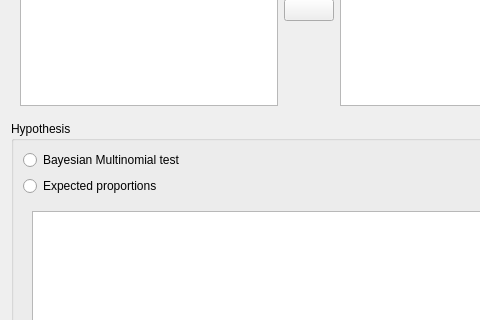
Before: the Qt Designer form JASP-Desktop/analysisforms/Common/multinomialtestbayesianform.ui in jasp-stats/jasp-desktop, drawn with Qt 5; both pictures show x 0 to 480 and y 562 to 882 of the 618 by 1525 pixel window.
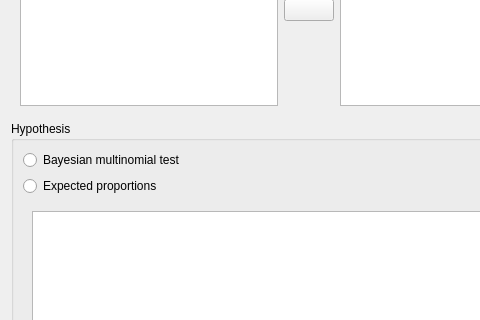
After: the same form once the commit is applied. Custom widgets are drawn as their Qt base class.

Commit message:
Bayesian descriptives table and plot
Implemented computation of expected values, and credible intervals for descriptives table and plot

```diff
--- a/JASP-Desktop/analysisforms/Common/multinomialtestbayesianform.ui
+++ b/JASP-Desktop/analysisforms/Common/multinomialtestbayesianform.ui
@@ -416,7 +416,7 @@
          </sizepolicy>
         </property>
         <property name="text">
-         <string>Bayesian Multinomial test</string>
+         <string>Bayesian multinomial test</string>
         </property>
        </widget>
       </item>
```
Left out of the diff: 2 changed lines with no effect on the pictures. The commit also changes 1 other file.
